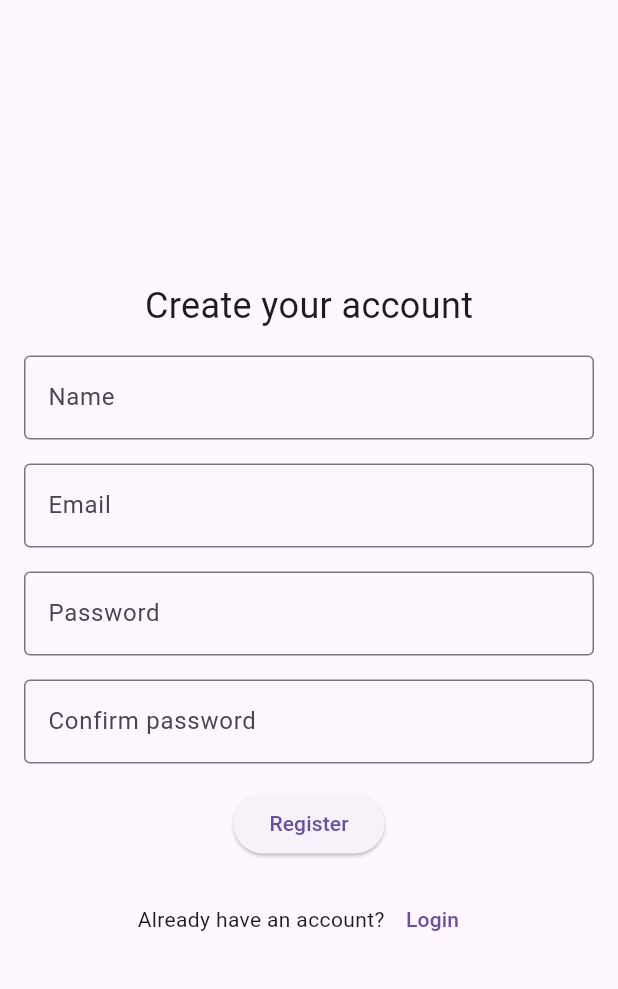
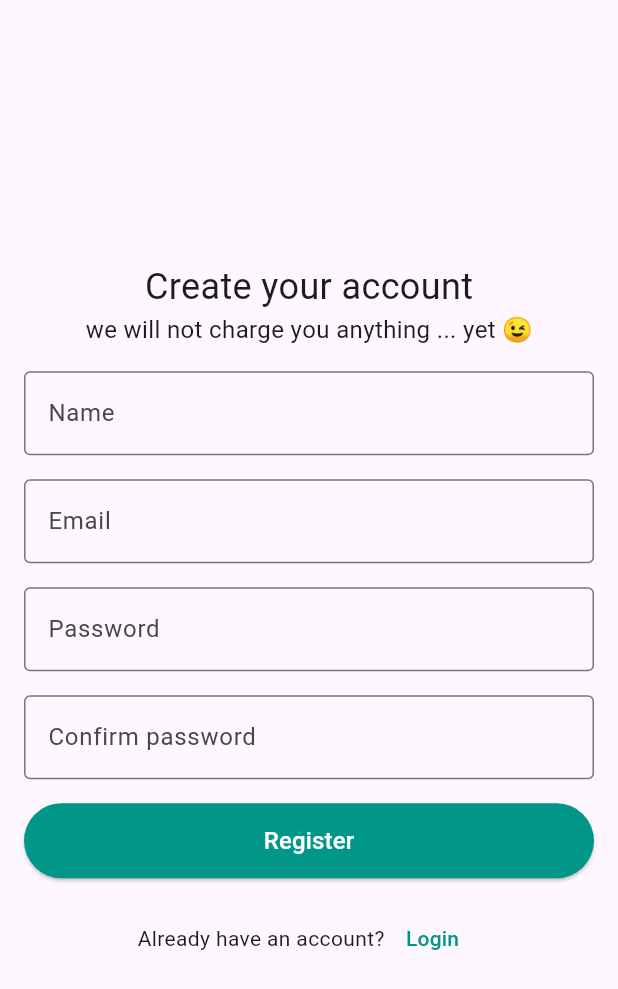
Before and after one commit to anbraten/ourhome, a Flutter app: the screen it shows after launch, after a tap on "Login", after a tap on "Register", on a phone screen of 412 x 824 dp. Shown: the top 989 px of the screen. Run offline on Flutter 3.47's test engine with Material 3 defaults, Android fonts, the phone set to English and light mode, and no system bars; our stand-ins replace go_router, pocketbase, shared_preferences.

Commit message:
feat: style buttons and register page text

```diff
--- a/lib/pages/auth/login.dart
+++ b/lib/pages/auth/login.dart
@@ -70,8 +70,13 @@ class _LoginScreenState extends State<LoginScreen> {
                       const EdgeInsets.symmetric(horizontal: 8, vertical: 8),
                   child: Center(
                     child: ElevatedButton(
+                      style: ElevatedButton.styleFrom(
+                        padding: const EdgeInsets.all(10),
+                        minimumSize: const Size(double.infinity, 50),
+                        backgroundColor: Colors.teal,
+                      ),
                       child: const Text(
-                        'Login',
+                        'Login', style: TextStyle(fontSize: 16, color: Colors.white),
                       ),
                       onPressed: () async {
                         if (!_formKey.currentState!.validate()) {
@@ -102,7 +107,7 @@ class _LoginScreenState extends State<LoginScreen> {
                           onPressed: () {
                             AppRouter.router.replace('/auth/register');
                           },
-                          child: const Text('Register'),
+                          child: const Text('Register', style: TextStyle(color: Colors.teal)),
                         ),
                       ]),
                 ),
--- a/lib/pages/auth/register.dart
+++ b/lib/pages/auth/register.dart
@@ -33,8 +33,16 @@ class _RegisterScreenState extends State<RegisterScreen> {
               children: [
                 const Padding(
                   padding: EdgeInsets.symmetric(horizontal: 8, vertical: 8),
-                  child: Text("Create your account",
-                      style: TextStyle(fontSize: 24)),
+                  child:
+                  Column(
+                    children: [
+                      Text("Create your account",
+                          style: TextStyle(fontSize: 24)),
+                      Text("we will not charge you anything ... yet 😉", style: TextStyle(
+                        fontSize: 16,
+                      ),),
+                    ],
+                  ),
                 ),
                 Padding(
                   padding:
@@ -110,8 +118,14 @@ class _RegisterScreenState extends State<RegisterScreen> {
                       const EdgeInsets.symmetric(horizontal: 8, vertical: 8),
                   child: Center(
                     child: ElevatedButton(
+                      style: ElevatedButton.styleFrom(
+                        padding: const EdgeInsets.all(10),
+                        minimumSize: const Size(double.infinity, 50),
+                        backgroundColor: Colors.teal,
+                      ),
                       child: const Text(
                         'Register',
+                        style: TextStyle(fontSize: 16, color: Colors.white),
                       ),
                       onPressed: () async {
                         if (!_formKey.currentState!.validate()) {
@@ -154,7 +168,7 @@ class _RegisterScreenState extends State<RegisterScreen> {
                           onPressed: () {
                             AppRouter.router.replace('/auth/login');
                           },
-                          child: const Text('Login'),
+                          child: const Text('Login', style: TextStyle(color: Colors.teal),),
                         ),
                       ]),
                 ),
```
Also changed, not shown: lib/pages/pinboard.dart (deleted, +0 -27 lines).
